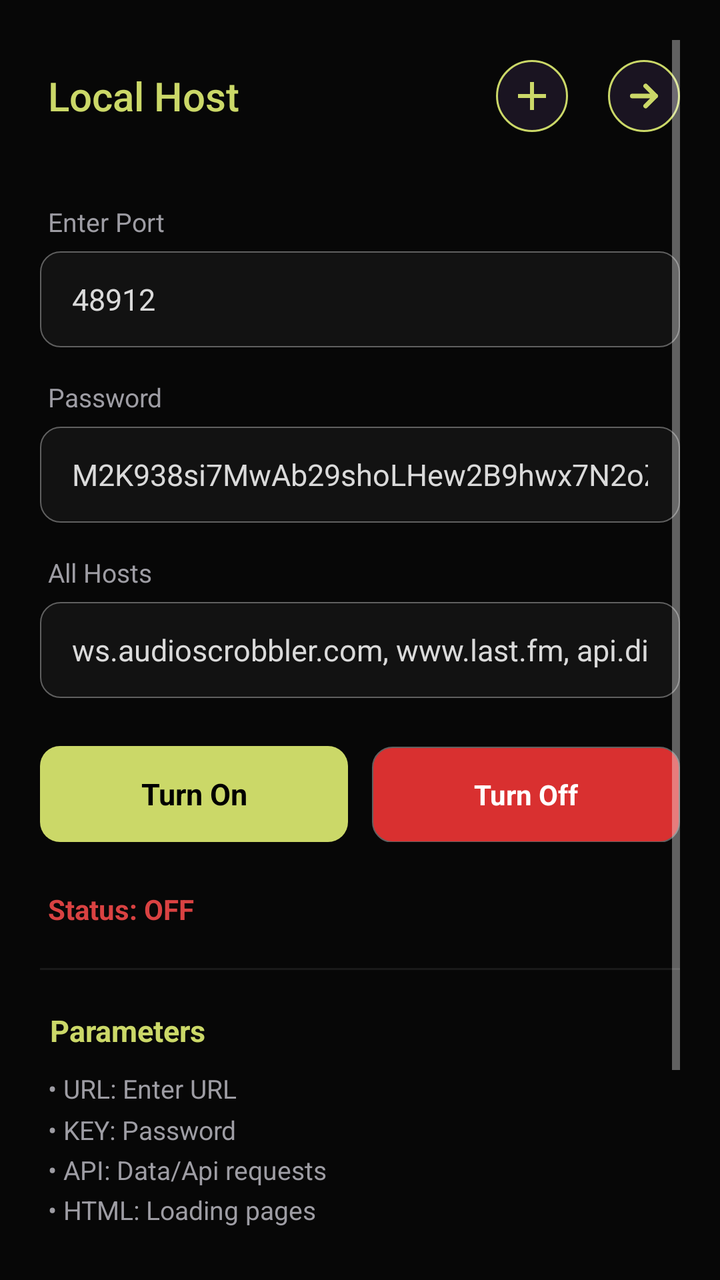
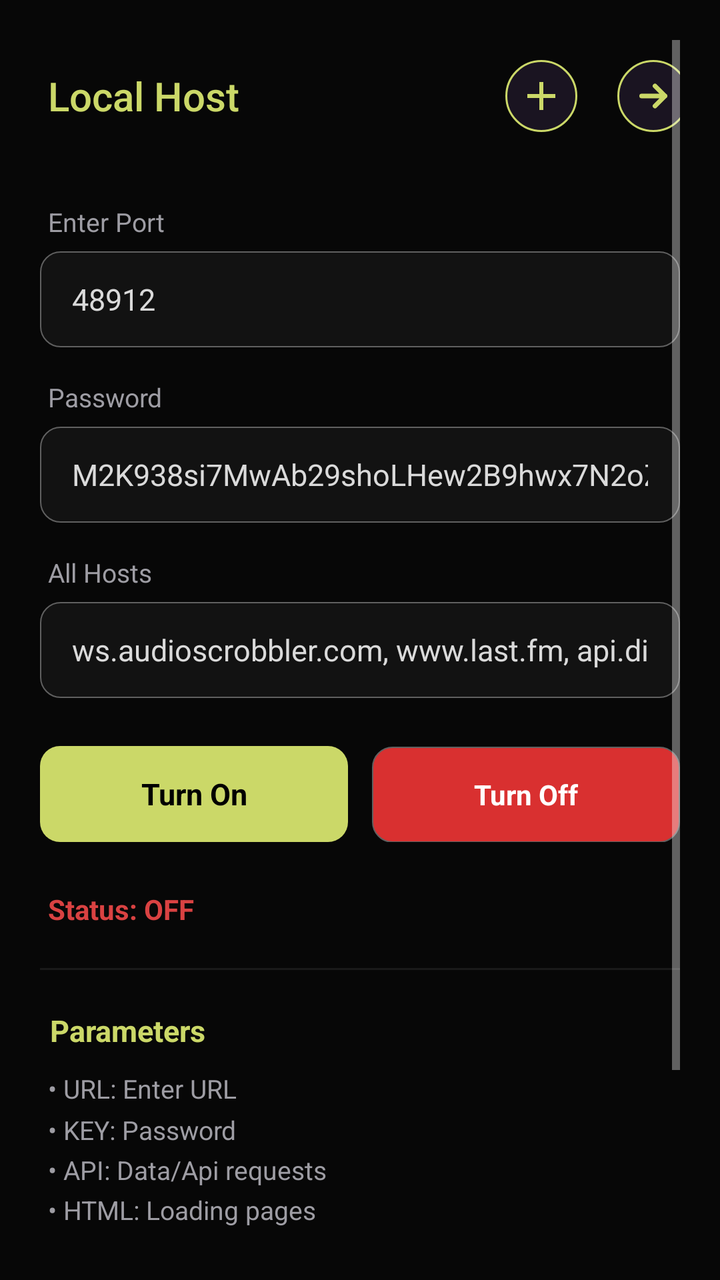

Screens rendered from an Android XML layout before and after an edit, with the pre-edit source and the edit as a unified diff.
<!-- AndroidManifest.xml: application theme Theme.NetProxy -->
<!-- res/layout/activity_main.xml -->
<?xml version="1.0" encoding="utf-8"?>
<ScrollView xmlns:android="http://schemas.android.com/apk/res/android"
    android:layout_width="match_parent"
    android:layout_height="match_parent"
    android:background="#070707"
    android:fillViewport="true"
    android:focusable="true"
    android:focusableInTouchMode="true"
    android:padding="20dp">

    <LinearLayout
        android:layout_width="match_parent"
        android:layout_height="wrap_content"
        android:orientation="vertical">

        
        <LinearLayout
            android:layout_width="match_parent"
            android:layout_height="wrap_content"
            android:layout_marginTop="10dp"
            android:layout_marginBottom="36dp"
            android:gravity="center_vertical"
            android:orientation="horizontal">

            <TextView
                android:layout_width="0dp"
                android:layout_height="wrap_content"
                android:layout_weight="1"
                android:layout_marginStart="4dp"
                android:fontFamily="sans-serif-medium"
                android:text="Local Host"
                android:textColor="#CBD868"
                android:textSize="20sp" />

            <LinearLayout
                android:layout_width="wrap_content"
                android:layout_height="wrap_content"
                android:gravity="center_vertical"
                android:orientation="horizontal">

                
                <ImageView
                    android:id="@+id/btnImport"
                    android:layout_width="36dp"
                    android:layout_height="36dp"
                    android:layout_marginEnd="20dp"
                    android:background="@drawable/bg_action_btn"
                    android:clickable="true"
                    android:focusable="true"
                    android:padding="6dp"
                    android:src="@drawable/bg_plus_icon" />

                
                <ImageView
                    android:id="@+id/btnExport"
                    android:layout_width="36dp"
                    android:layout_height="36dp"
                    android:background="@drawable/bg_action_btn"
                    android:clickable="true"
                    android:focusable="true"
                    android:padding="8dp"
                    android:src="@drawable/bg_arrow_icon" />
         
                </LinearLayout>
                </LinearLayout>

        <TextView
            android:layout_width="wrap_content"
            android:layout_height="wrap_content"
            android:layout_marginLeft="4dp"
            android:layout_marginBottom="6dp"
            android:text="Enter Port"
            android:textColor="#9E9DA4"
            android:textSize="13sp" />

        <EditText
            android:id="@+id/etPort"
            android:layout_width="match_parent"
            android:layout_height="48dp"
            android:layout_marginBottom="16dp"
            android:background="@drawable/bg_input"
            android:inputType="number"
            android:paddingHorizontal="16dp"
            android:text="48912"
            android:textColor="#DADADA"
            android:textSize="15sp" />

        <TextView
            android:layout_width="wrap_content"
            android:layout_height="wrap_content"
            android:layout_marginLeft="4dp"
            android:layout_marginBottom="6dp"
            android:text="Password"
            android:textColor="#9E9DA4"
            android:textSize="13sp" />

        <EditText
            android:id="@+id/etPassword"
            android:layout_width="match_parent"
            android:layout_height="48dp"
            android:layout_marginBottom="16dp"
            android:background="@drawable/bg_input"
            android:inputType="text"
            android:paddingHorizontal="16dp"
            android:text="M2K938si7MwAb29shoLHew2B9hwx7N2oZwbd18"
            android:textColor="#DADADA"
            android:textSize="15sp" />

        <TextView
            android:layout_width="wrap_content"
            android:layout_height="wrap_content"
            android:layout_marginLeft="4dp"
            android:layout_marginBottom="6dp"
            android:text="All Hosts"
            android:textColor="#9E9DA4"
            android:textSize="13sp" />

        <EditText
            android:id="@+id/etHosts"
            android:layout_width="match_parent"
            android:layout_height="48dp"
            android:layout_marginBottom="24dp"
            android:background="@drawable/bg_input"
            android:inputType="text"
            android:paddingHorizontal="16dp"
            android:text="ws.audioscrobbler.com, www.last.fm, api.discogs.com, www.googleapis.com, www.youtube.com, m.youtube.com, api.deezer.com, wikipedia.org, en.wikipedia.org, lrclib.net, lyrics.lewagon.ai, api.lyrics.ovh"
            android:textColor="#DADADA"
            android:textSize="15sp" />

        <LinearLayout
            android:layout_width="match_parent"
            android:layout_height="wrap_content"
            android:layout_marginBottom="24dp"
            android:orientation="horizontal">

            <TextView
                android:id="@+id/btnTurnOn"
                android:layout_width="0dp"
                android:layout_height="48dp"
                android:layout_weight="1"
                android:layout_marginEnd="6dp"
                android:background="@drawable/bg_btn_on_ripple"
                android:clickable="true"
                android:focusable="true"
                android:gravity="center"
                android:text="Turn On"
                android:textColor="#000000"
                android:textSize="15sp"
                android:textStyle="bold" />

            <TextView
                android:id="@+id/btnTurnOff"
                android:layout_width="0dp"
                android:layout_height="48dp"
                android:layout_weight="1"
                android:layout_marginStart="6dp"
                android:background="@drawable/bg_btn_off_ripple"
                android:clickable="true"
                android:focusable="true"
                android:gravity="center"
                android:text="Turn Off"
                android:textColor="#FFFFFF"
                android:textSize="14sp"
                android:textStyle="bold" />
        </LinearLayout>

        <TextView
            android:id="@+id/tvStatus"
            android:layout_width="match_parent"
            android:layout_height="wrap_content"
            android:layout_marginLeft="4dp"
            android:layout_marginBottom="20dp"
            android:text="Status: OFF"
            android:textColor="#D94242"
            android:textSize="14sp"
            android:textStyle="bold" />

        <View
            android:layout_width="match_parent"
            android:layout_height="1dp"
            android:layout_marginBottom="20dp"
            android:background="#1A1A1A" />

        <TextView
            android:layout_width="wrap_content"
            android:layout_height="wrap_content"
            android:layout_marginLeft="5dp"
            android:layout_marginBottom="10dp"
            android:text="Parameters"
            android:textColor="#CBD868"
            android:textSize="15sp"
            android:textStyle="bold" />

        <TextView
            android:layout_width="match_parent"
            android:layout_height="wrap_content"
            android:layout_marginLeft="4dp"
            android:layout_marginBottom="30dp"
            android:lineSpacingMultiplier="1.3"
            android:text="• URL: Enter URL\n• KEY: Password\n• API: Data/Api requests\n• HTML: Loading pages\n• WAIT: Page loading time\n• UA: Custom User-Agent"
            android:textColor="#9E9DA4"
            android:textSize="13sp" />

        <TextView
            android:layout_width="wrap_content"
            android:layout_height="wrap_content"
            android:layout_marginLeft="4dp"
            android:layout_marginBottom="8dp"
            android:text="Usage Example:"
            android:textColor="#7F9CAB"
            android:textSize="15sp"
            android:textStyle="bold" />

        <TextView
            android:id="@+id/tvExample"
            android:layout_width="match_parent"
            android:layout_height="wrap_content"
            android:layout_marginLeft="4dp"
            fontFamily="monospace"
            android:lineSpacingMultiplier="1.2"
            android:text="http://127.0.0.1:8080/?key=7777\nproxy://action?start=10"
            android:textColor="#CBD868"
            android:textSize="12sp" />

    </LinearLayout>
</ScrollView>
<!-- resources referenced by this layout -->
<resources>
  <!-- drawable bg_action_btn (drawable) -->
  <?xml version="1.0" encoding="utf-8"?>
  <shape xmlns:android="http://schemas.android.com/apk/res/android"
      android:shape="oval">
      <solid android:color="#1A1421" />
      <stroke android:width="1dp" android:color="#CBD868" />
  </shape>
  <!-- drawable bg_arrow_icon (drawable) -->
  <vector xmlns:android="http://schemas.android.com/apk/res/android"
      android:width="24dp"
      android:height="24dp"
      android:viewportWidth="24"
      android:viewportHeight="24">
    <path
        android:strokeColor="#CBD868"
        android:strokeWidth="2.8"
        android:strokeLineCap="round"
        android:strokeLineJoin="round"
        android:fillColor="@android:color/transparent"
        android:pathData="M5,12 H19 M13,6 L19,12 L13,18"/>
  </vector>
  <!-- drawable bg_btn_off_ripple (drawable) -->
  <?xml version="1.0" encoding="utf-8"?>
  <ripple xmlns:android="http://schemas.android.com/apk/res/android"
      android:color="#50FFFFFF">
      <item>
          <shape android:shape="rectangle">
              <solid android:color="#D93030" />
              <stroke android:width="0.8dp" android:color="#606060" />
              <corners android:radius="10dp" />
          </shape>
      </item>
  </ripple>
  <!-- drawable bg_btn_on_ripple (drawable) -->
  <?xml version="1.0" encoding="utf-8"?>
  <ripple xmlns:android="http://schemas.android.com/apk/res/android"
      android:color="#40000000">
      <item>
          <shape android:shape="rectangle">
              <solid android:color="#CBD868" />
              <corners android:radius="10dp" />
          </shape>
      </item>
  </ripple>
  <!-- drawable bg_input (drawable) -->
  <?xml version="1.0" encoding="utf-8"?>
  <selector xmlns:android="http://schemas.android.com/apk/res/android">
      
      <item android:state_focused="true">
          <shape android:shape="rectangle">
              <solid android:color="#121212" />
              <corners android:radius="10dp" />
              <stroke android:width="1dp" android:color="#888888" />
          </shape>
      </item>
      
      
      <item>
          <shape android:shape="rectangle">
              <solid android:color="#121212" />
              <corners android:radius="10dp" />
              <stroke android:width="0.8dp" android:color="#606060" />
          </shape>
      </item>
  </selector>
  <!-- drawable bg_plus_icon (drawable) -->
  <vector xmlns:android="http://schemas.android.com/apk/res/android"
      android:width="24dp"
      android:height="24dp"
      android:viewportWidth="24"
      android:viewportHeight="24">
    <path
        android:fillColor="#CBD868"
        android:pathData="M19,13h-6v6h-2v-6H5v-2h6V5h2v6h6v2z"/>
  </vector>
  <style name="Theme.NetProxy" parent="Theme.AppCompat.NoActionBar">
          <item name="android:statusBarColor">#070707</item>
          <item name="android:windowLightStatusBar">false</item>
          <item name="android:windowBackground">#070707</item>
          <item name="colorPrimary">#CBD868</item>
          <item name="colorAccent">#CBD868</item>
      </style>
</resources>

<!-- the commit's change to res/layout/activity_main.xml (unified diff, before → after) -->
@@ -32,9 +32,11 @@
                 android:textColor="#CBD868"
                 android:textSize="20sp" />
 
+            
             <LinearLayout
                 android:layout_width="wrap_content"
                 android:layout_height="wrap_content"
+                android:layout_marginEnd="-5dp"
                 android:gravity="center_vertical"
                 android:orientation="horizontal">
 
@@ -50,7 +52,7 @@
                     android:padding="6dp"
                     android:src="@drawable/bg_plus_icon" />
 
-                
+                )
                 <ImageView
                     android:id="@+id/btnExport"
                     android:layout_width="36dp"
@@ -60,9 +62,8 @@
                     android:focusable="true"
                     android:padding="8dp"
                     android:src="@drawable/bg_arrow_icon" />
-         
-                </LinearLayout>
-                </LinearLayout>
+            </LinearLayout>
+        </LinearLayout>
 
         <TextView
             android:layout_width="wrap_content"
@@ -216,7 +217,7 @@
             android:layout_width="match_parent"
             android:layout_height="wrap_content"
             android:layout_marginLeft="4dp"
-            fontFamily="monospace"
+            android:fontFamily="monospace"
             android:lineSpacingMultiplier="1.2"
             android:text="http://127.0.0.1:8080/?key=7777\nproxy://action?start=10"
             android:textColor="#CBD868"
